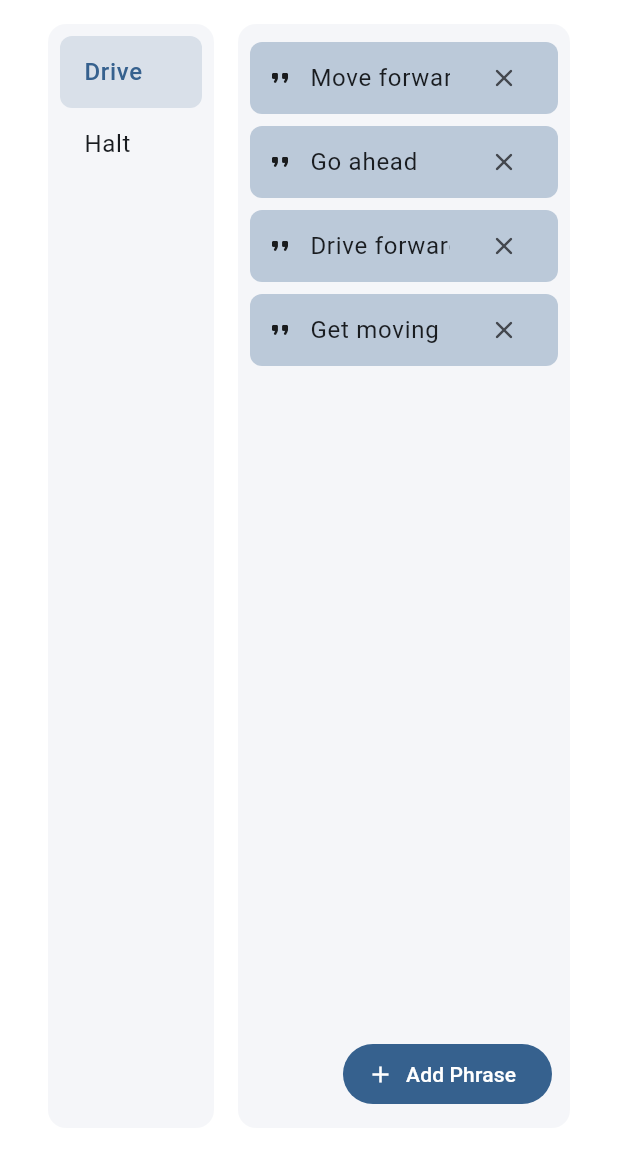
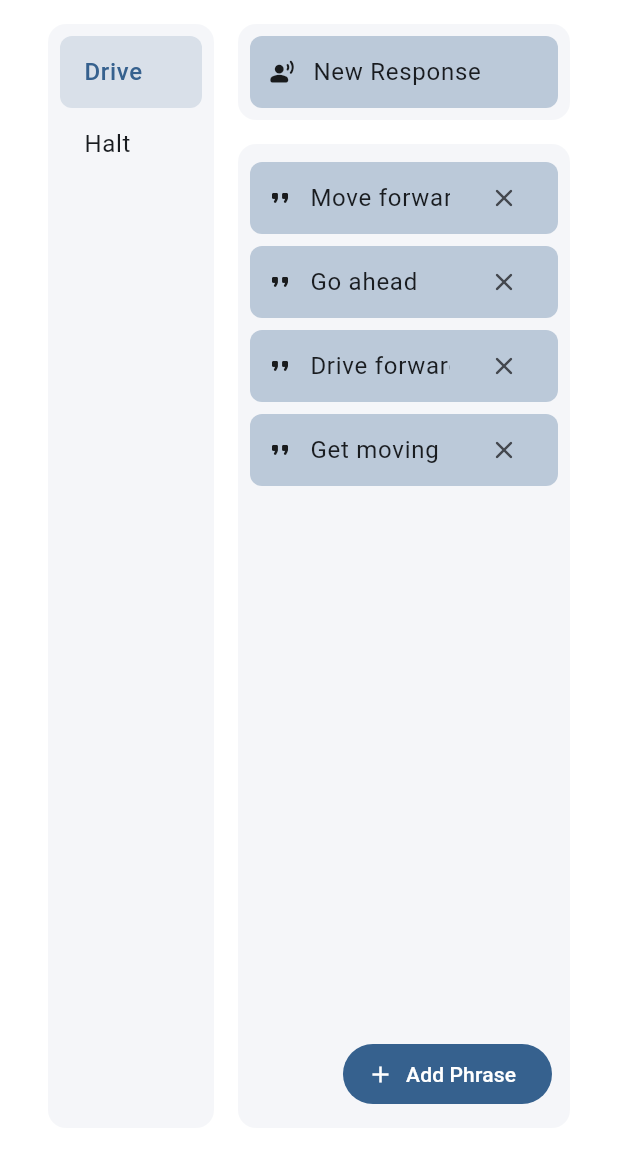
Before and after one commit to emakris1/ai-services, a Flutter app: the screen it shows after launch, on a phone screen of 412 x 824 dp, the part 84-1236 px from its top. Run offline on Flutter 3.47's test engine with Material 3 defaults, Android fonts, the light colour scheme and no system bars; our stand-ins replace flutter_bloc; missing offline and left inert: dart_amqp.

Commit message:
Added response phrase input to gui

```diff
--- a/ui/lib/pages/action_mapping_page.dart
+++ b/ui/lib/pages/action_mapping_page.dart
@@ -26,18 +26,61 @@ class ActionMappingPage extends StatelessWidget {
           phrases = actorActionMappings[selectedAction]!;
         }
 
-        return LayoutBuilder(
-          builder: (context, constraints) {
         return Padding(
           padding: const EdgeInsets.fromLTRB(32, 16, 32, 16),
-              child: SizedBox(
-                height: constraints.maxHeight,
           child: Row(
+            crossAxisAlignment: CrossAxisAlignment.stretch,
             children: [
-                    // Left column: actions
               Expanded(
                 flex: 1,
-                      child: Container(
+                child: ActionsList(
+                  actions: actions,
+                  selectedAction: selectedAction,
+                  background: background,
+                  selectedColor: selectedColor,
+                  textColor: textColor,
+                ),
+              ),
+              const SizedBox(width: 16),
+              Expanded(
+                flex: 2,
+                child: RightPanel(
+                  phrases: phrases,
+                  selectedActor: selectedActor,
+                  selectedAction: selectedAction,
+                  background: background,
+                  selectedColor: selectedColor,
+                ),
+              ),
+            ],
+          ),
+        );
+      },
+    );
+  }
+}
+
+class ActionsList extends StatelessWidget {
+  final Iterable<Action> actions;
+  final Action? selectedAction;
+  final Color background;
+  final Color selectedColor;
+  final Color textColor;
+
+  const ActionsList({
+    super.key,
+    required this.actions,
+    required this.selectedAction,
+    required this.background,
+    required this.selectedColor,
+    required this.textColor,
+  });
+
+  @override
+  Widget build(BuildContext context) {
+    final theme = Theme.of(context);
+
+    return Container(
       height: double.infinity,
       decoration: BoxDecoration(
         color: background,
@@ -45,32 +88,29 @@ class ActionMappingPage extends StatelessWidget {
       ),
       child: SingleChildScrollView(
         padding: const EdgeInsets.all(8),
+        child: Align(
+          alignment: Alignment.topCenter,
           child: Column(
+            crossAxisAlignment: CrossAxisAlignment.stretch,
             children: actions.map((action) {
               final selected = action == selectedAction;
               return InkWell(
                 borderRadius: BorderRadius.circular(8),
-                                onTap: () => context
-                                    .read<ActionMappingCubit>()
-                                    .selectAction(action),
+                onTap: () =>
+                    context.read<ActionMappingCubit>().selectAction(action),
                 child: Container(
-                                  width: double.infinity,
                   padding: const EdgeInsets.symmetric(
                     vertical: 12,
                     horizontal: 16,
                   ),
                   decoration: BoxDecoration(
-                                    color: selected
-                                        ? selectedColor
-                                        : Colors.transparent,
+                    color: selected ? selectedColor : Colors.transparent,
                     borderRadius: BorderRadius.circular(8),
                   ),
                   child: Text(
                     action,
                     style: theme.textTheme.bodyLarge?.copyWith(
-                                      color: selected
-                                          ? theme.colorScheme.primary
-                                          : textColor,
+                      color: selected ? theme.colorScheme.primary : textColor,
                       fontWeight: selected
                           ? FontWeight.w500
                           : FontWeight.normal,
@@ -82,14 +122,113 @@ class ActionMappingPage extends StatelessWidget {
           ),
         ),
       ),
+    );
+  }
+}
+
+class RightPanel extends StatelessWidget {
+  final List<Phrase> phrases;
+  final Actor? selectedActor;
+  final Action? selectedAction;
+  final Color background;
+  final Color selectedColor;
+
+  const RightPanel({
+    super.key,
+    required this.phrases,
+    required this.selectedActor,
+    required this.selectedAction,
+    required this.background,
+    required this.selectedColor,
+  });
+
+  @override
+  Widget build(BuildContext context) {
+    return Column(
+      children: [
+        ResponseInput(background: background, selectedColor: selectedColor),
+        Expanded(
+          child: PhrasesList(
+            phrases: phrases,
+            selectedActor: selectedActor,
+            selectedAction: selectedAction,
+            background: background,
+            selectedColor: selectedColor,
           ),
+        ),
+      ],
+    );
+  }
+}
 
-                    const SizedBox(width: 16),
+class ResponseInput extends StatelessWidget {
+  final Color background;
+  final Color selectedColor;
 
-                    // Right column: editable actions for selected category
+  const ResponseInput({
+    super.key,
+    required this.background,
+    required this.selectedColor,
+  });
+
+  @override
+  Widget build(BuildContext context) {
+    final controller = TextEditingController(text: "New Response");
+
+    return Container(
+      margin: const EdgeInsets.only(bottom: 16),
+      decoration: BoxDecoration(
+        color: background,
+        borderRadius: BorderRadius.circular(12),
+      ),
+      padding: const EdgeInsets.all(8),
+      child: Container(
+        decoration: BoxDecoration(
+          color: selectedColor.withOpacity(0.3),
+          borderRadius: BorderRadius.circular(8),
+        ),
+        padding: const EdgeInsets.symmetric(horizontal: 12),
+        child: Row(
+          children: [
+            const Icon(Icons.spatial_audio_off_rounded, size: 18),
             Expanded(
-                      flex: 2,
-                      child: Container(
+              child: Padding(
+                padding: const EdgeInsets.symmetric(horizontal: 12),
+                child: TextField(
+                  controller: controller,
+                  decoration: const InputDecoration(
+                    border: InputBorder.none,
+                    hintText: "Response",
+                  ),
+                ),
+              ),
+            ),
+          ],
+        ),
+      ),
+    );
+  }
+}
+
+class PhrasesList extends StatelessWidget {
+  final List<Phrase> phrases;
+  final Actor? selectedActor;
+  final Action? selectedAction;
+  final Color background;
+  final Color selectedColor;
+
+  const PhrasesList({
+    super.key,
+    required this.phrases,
+    required this.selectedActor,
+    required this.selectedAction,
+    required this.background,
+    required this.selectedColor,
+  });
+
+  @override
+  Widget build(BuildContext context) {
+    return Container(
       height: double.infinity,
       decoration: BoxDecoration(
         color: background,
@@ -100,61 +239,46 @@ class ActionMappingPage extends StatelessWidget {
           Expanded(
             child: SingleChildScrollView(
               padding: const EdgeInsets.all(8),
+              child: Align(
+                alignment: Alignment.topLeft,
                 child: Column(
+                  crossAxisAlignment: CrossAxisAlignment.stretch,
                   children: List.generate(phrases.length, (i) {
-                                    final textController =
-                                        TextEditingController(text: phrases[i]);
-
+                    final controller = TextEditingController(text: phrases[i]);
                     return Container(
-                                      margin: const EdgeInsets.symmetric(
-                                        vertical: 4,
-                                      ),
+                      margin: const EdgeInsets.symmetric(vertical: 4),
                       decoration: BoxDecoration(
                         color: selectedColor.withOpacity(0.3),
                         borderRadius: BorderRadius.circular(8),
                       ),
                       child: Padding(
+                        padding: const EdgeInsets.symmetric(horizontal: 12),
+                        child: Row(
+                          children: [
+                            const Icon(Icons.format_quote_rounded, size: 16),
+                            Expanded(
+                              child: Padding(
                                 padding: const EdgeInsets.symmetric(
                                   horizontal: 12,
                                 ),
-                                        child: Row(
-                                          children: [
-                                            const Icon(
-                                              Icons.format_quote_rounded,
-                                              size: 16,
-                                            ),
-                                            Expanded(
-                                              child: Padding(
-                                                padding:
-                                                    const EdgeInsets.symmetric(
-                                                      horizontal: 12,
-                                                    ),
                                 child: TextField(
-                                                  controller: textController,
-                                                  onSubmitted: (newValue) =>
-                                                      context
-                                                          .read<
-                                                            ActionMappingCubit
-                                                          >()
+                                  controller: controller,
+                                  onSubmitted: (value) => context
+                                      .read<ActionMappingCubit>()
                                       .updatePhrase(
                                         selectedActor!,
                                         selectedAction!,
                                         i,
-                                                            newValue,
+                                        value,
                                       ),
-                                                  decoration:
-                                                      const InputDecoration(
-                                                        border:
-                                                            InputBorder.none,
+                                  decoration: const InputDecoration(
+                                    border: InputBorder.none,
                                   ),
                                 ),
                               ),
                             ),
                             IconButton(
-                                              icon: const Icon(
-                                                Icons.close_rounded,
-                                                size: 20,
-                                              ),
+                              icon: const Icon(Icons.close_rounded, size: 20),
                               onPressed: () => context
                                   .read<ActionMappingCubit>()
                                   .removePhrase(
@@ -171,17 +295,16 @@ class ActionMappingPage extends StatelessWidget {
                 ),
               ),
             ),
+          ),
           Padding(
-                              padding: const EdgeInsets.all(12.0),
+            padding: const EdgeInsets.all(12),
             child: Row(
               mainAxisAlignment: MainAxisAlignment.end,
               children: [
                 FilledButton.icon(
                   icon: const Icon(Icons.add),
                   label: const Text("Add Phrase"),
-                                    onPressed: () => context
-                                        .read<ActionMappingCubit>()
-                                        .addPhrase(
+                  onPressed: () => context.read<ActionMappingCubit>().addPhrase(
                     selectedActor!,
                     selectedAction!,
                     "New phrase",
@@ -192,15 +315,6 @@ class ActionMappingPage extends StatelessWidget {
           ),
         ],
       ),
-                      ),
-                    ),
-                  ],
-                ),
-              ),
-            );
-          },
-        );
-      },
     );
   }
 }
```
Lines whose indentation alone changed are shown as unchanged.
